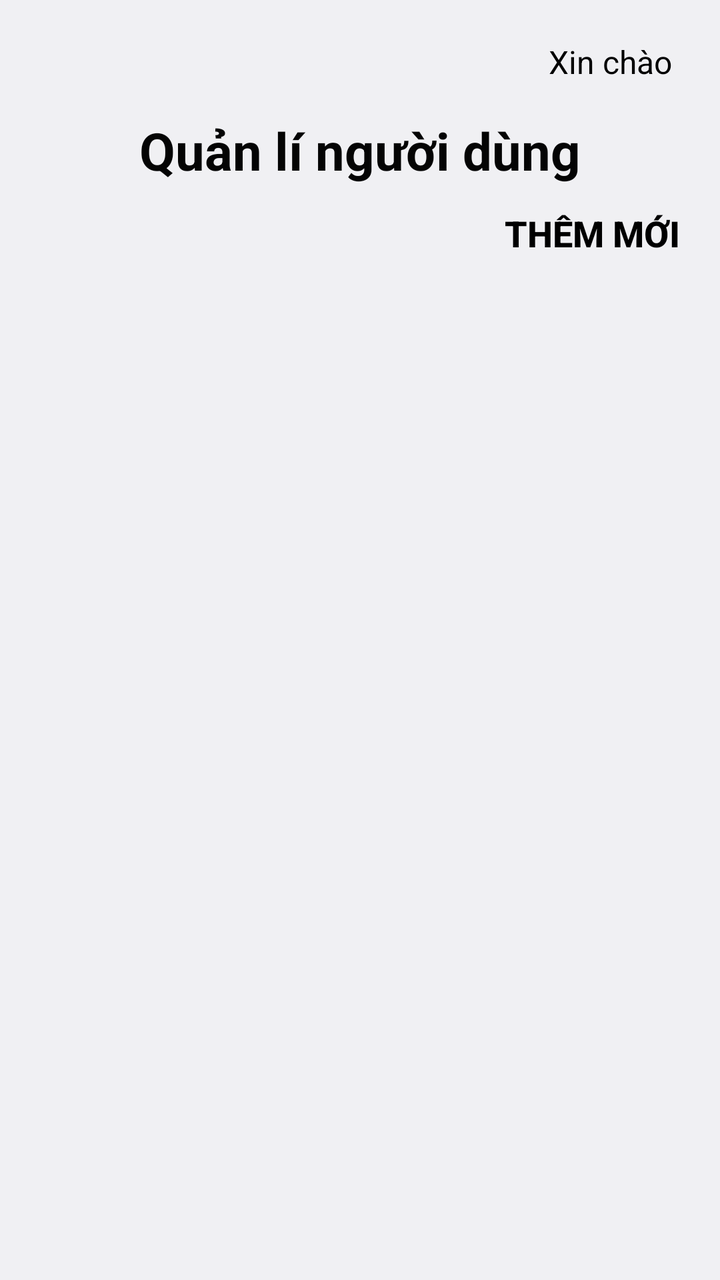
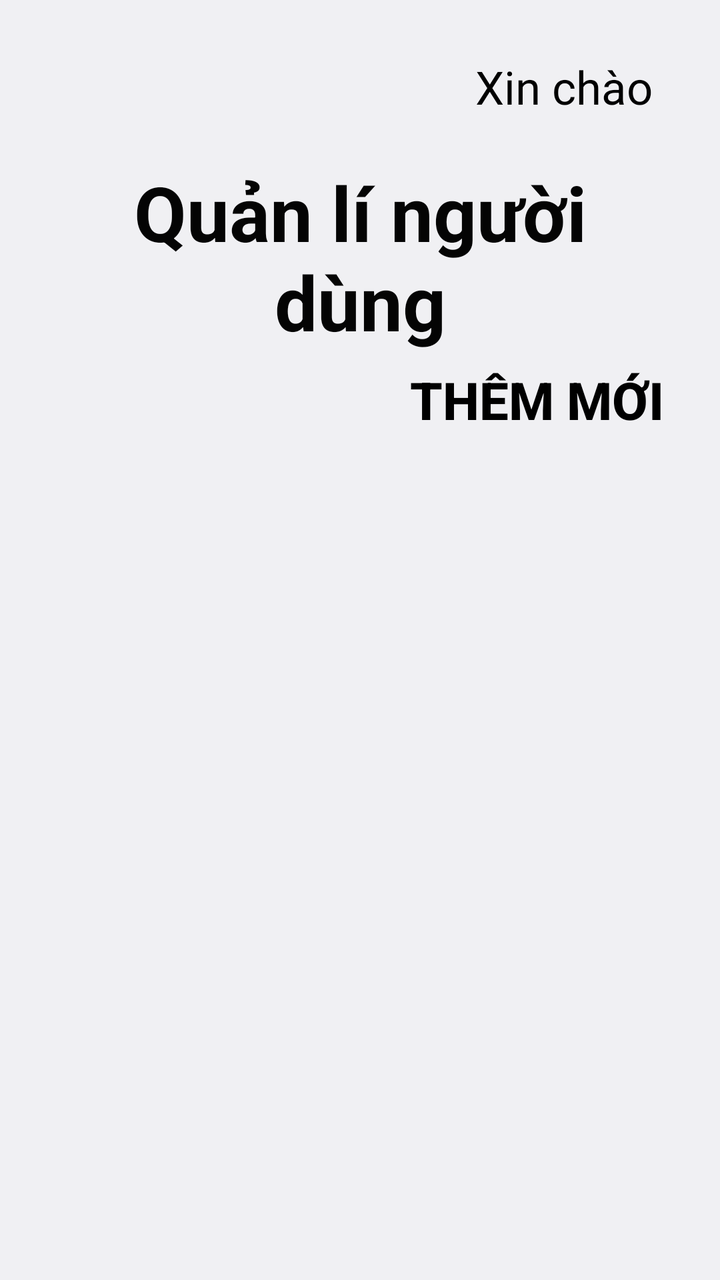

Two renders of the same Android screen: before a commit and after it. Below are the layout's source before the change and the commit's diff.
<!-- AndroidManifest.xml: application theme Theme.LoginApp -->
<!-- res/layout/userhome.xml -->
<?xml version="1.0" encoding="utf-8"?>
<androidx.constraintlayout.widget.ConstraintLayout xmlns:android="http://schemas.android.com/apk/res/android"
    xmlns:app="http://schemas.android.com/apk/res-auto"
    android:layout_width="match_parent"
    android:layout_height="match_parent"
    android:padding="20dp">

    <TextView
        android:id="@+id/lblWelcome"
        android:layout_width="0dp"
        android:layout_height="wrap_content"
        android:gravity="end"
        android:text="Xin chào "
        android:textColor="#000000"
        android:textSize="16sp"
        app:layout_constraintEnd_toEndOf="parent"
        app:layout_constraintStart_toStartOf="parent"
        app:layout_constraintTop_toTopOf="parent" />

    <TextView
        android:id="@+id/lblTitle"
        android:layout_width="0dp"
        android:layout_height="wrap_content"
        android:layout_marginTop="16dp"
        android:gravity="center"
        android:text="Quản lí người dùng"
        android:textColor="#040404"
        android:textSize="26sp"
        android:textStyle="bold"
        app:layout_constraintEnd_toEndOf="parent"
        app:layout_constraintStart_toStartOf="parent"
        app:layout_constraintTop_toBottomOf="@+id/lblWelcome" />

    <Button
        android:id="@+id/btnAdd"
        android:layout_width="0dp"
        android:layout_height="wrap_content"
        android:background="@android:color/transparent"
        android:gravity="end|center_vertical"
        android:text="Thêm mới"
        android:textColor="#000000"
        android:textSize="18sp"
        android:textStyle="bold"
        app:layout_constraintEnd_toEndOf="parent"
        app:layout_constraintStart_toStartOf="parent"
        app:layout_constraintTop_toBottomOf="@+id/lblTitle" />

    <ListView
        android:id="@+id/lwUsers"
        android:layout_width="0dp"
        android:layout_height="0dp"
        android:layout_marginTop="20dp"
        android:divider="@android:color/transparent"
        android:dividerHeight="12dp"
        app:layout_constraintBottom_toBottomOf="parent"
        app:layout_constraintEnd_toEndOf="parent"
        app:layout_constraintStart_toStartOf="parent"
        app:layout_constraintTop_toBottomOf="@+id/btnAdd" />

</androidx.constraintlayout.widget.ConstraintLayout>
<!-- resources referenced by this layout -->
<resources>
  <style name="Theme.LoginApp" parent="@android:style/Theme.DeviceDefault.Light.NoActionBar">
          <item name="android:windowOptOutEdgeToEdgeEnforcement">true</item>
      </style>
</resources>

<!-- the commit's change to res/layout/userhome.xml (unified diff, before → after) -->
@@ -3,7 +3,7 @@
     xmlns:app="http://schemas.android.com/apk/res-auto"
     android:layout_width="match_parent"
     android:layout_height="match_parent"
-    android:padding="20dp">
+    android:padding="28dp">
 
     <TextView
         android:id="@+id/lblWelcome"
@@ -12,7 +12,7 @@
         android:gravity="end"
         android:text="Xin chào "
         android:textColor="#000000"
-        android:textSize="16sp"
+        android:textSize="23sp"
         app:layout_constraintEnd_toEndOf="parent"
         app:layout_constraintStart_toStartOf="parent"
         app:layout_constraintTop_toTopOf="parent" />
@@ -21,11 +21,11 @@
         android:id="@+id/lblTitle"
         android:layout_width="0dp"
         android:layout_height="wrap_content"
-        android:layout_marginTop="16dp"
+        android:layout_marginTop="22dp"
         android:gravity="center"
         android:text="Quản lí người dùng"
         android:textColor="#040404"
-        android:textSize="26sp"
+        android:textSize="38sp"
         android:textStyle="bold"
         app:layout_constraintEnd_toEndOf="parent"
         app:layout_constraintStart_toStartOf="parent"
@@ -39,7 +39,7 @@
         android:gravity="end|center_vertical"
         android:text="Thêm mới"
         android:textColor="#000000"
-        android:textSize="18sp"
+        android:textSize="26sp"
         android:textStyle="bold"
         app:layout_constraintEnd_toEndOf="parent"
         app:layout_constraintStart_toStartOf="parent"
@@ -49,9 +49,9 @@
         android:id="@+id/lwUsers"
         android:layout_width="0dp"
         android:layout_height="0dp"
-        android:layout_marginTop="20dp"
+        android:layout_marginTop="28dp"
         android:divider="@android:color/transparent"
-        android:dividerHeight="12dp"
+        android:dividerHeight="18dp"
         app:layout_constraintBottom_toBottomOf="parent"
         app:layout_constraintEnd_toEndOf="parent"
         app:layout_constraintStart_toStartOf="parent"
